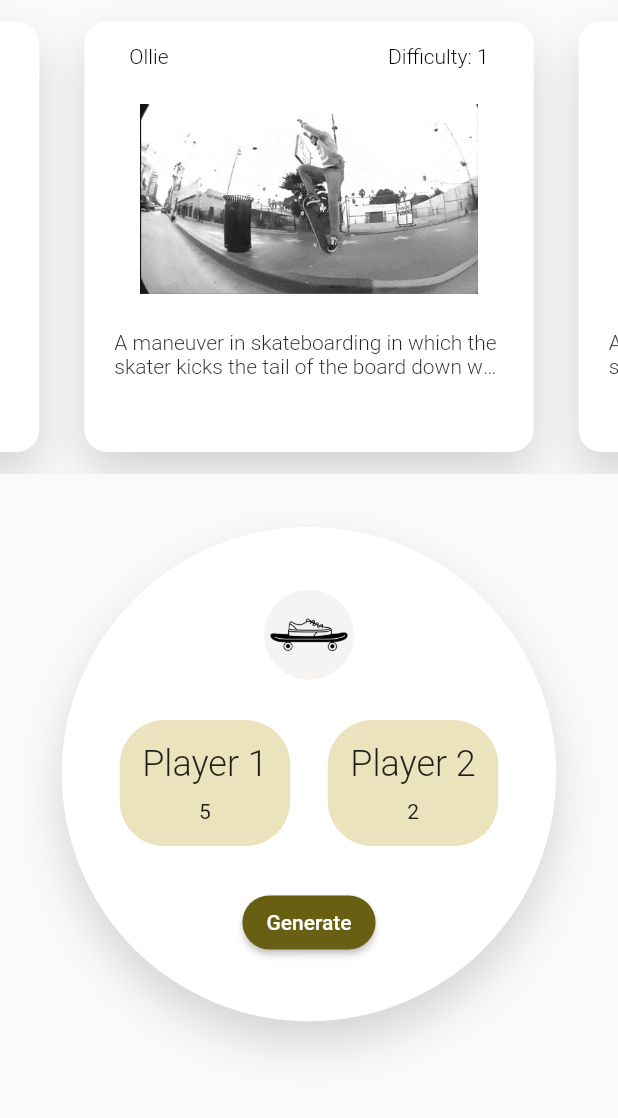
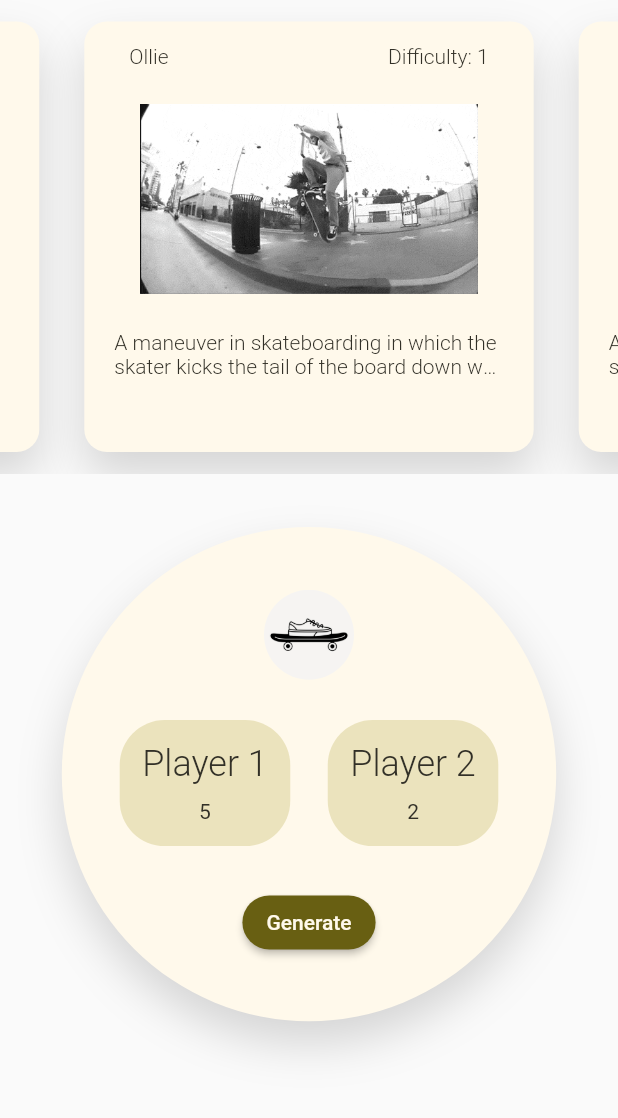
Before and after one commit to drewkubacki/tricktionary, a Flutter app: the screen it shows after launch, on a phone screen of 412 x 824 dp, the part 85-1203 px from its top. Run offline on Flutter 3.47's test engine with Material 2 defaults, Android fonts, the phone set to English and light mode, and no system bars; drawn by our look-alikes of carousel_slider; our stand-ins replace firebase_core, flutter_riverpod; accounts and stored records are empty.

Commit message:
Added Theme styling throughout the application and removed hardcoded colors

```diff
--- a/lib/widgets/score_tracker.dart
+++ b/lib/widgets/score_tracker.dart
@@ -18,7 +18,7 @@ class ScoreTracker extends ConsumerWidget {
       margin: const EdgeInsets.all(15),
       padding: const EdgeInsets.all(15),
       decoration: BoxDecoration(
-          color: Colors.white,
+          color: Theme.of(context).colorScheme.background,
           shape: BoxShape.circle,
           boxShadow: [
             BoxShadow(
@@ -30,6 +30,7 @@ class ScoreTracker extends ConsumerWidget {
       child: Column(
         mainAxisAlignment: MainAxisAlignment.spaceEvenly,
         children: [
+          //Creates the container in which the Image is rounded within
           Container(
             height: 60,
             width: 60,
@@ -40,7 +41,8 @@ class ScoreTracker extends ConsumerWidget {
                   fit: BoxFit.fill,
                 )),
           ),
-          //SizedBox(height: 10),
+
+          //Section which holds the player name and scores
           Row(
             mainAxisAlignment: MainAxisAlignment.center,
             children: [
@@ -51,14 +53,18 @@ class ScoreTracker extends ConsumerWidget {
                   borderRadius: BorderRadius.circular(30.0),
                 ),
                 child: Column(
-                  children: const [
+                  children: [
                     Text("Player 1",
                         style: TextStyle(
                           fontSize: 24,
                           fontWeight: FontWeight.w300,
+                          color: Theme.of(context).colorScheme.inverseSurface,
                         )),
-                    SizedBox(height: 10),
-                    Text("5"),
+                    const SizedBox(height: 10),
+                    Text("5",
+                        style: TextStyle(
+                          color: Theme.of(context).colorScheme.inverseSurface,
+                        )),
                   ],
                 ),
               ),
@@ -70,19 +76,24 @@ class ScoreTracker extends ConsumerWidget {
                   borderRadius: BorderRadius.circular(30.0),
                 ),
                 child: Column(
-                  children: const [
+                  children: [
                     Text("Player 2",
                         style: TextStyle(
                           fontSize: 24,
                           fontWeight: FontWeight.w300,
+                          color: Theme.of(context).colorScheme.inverseSurface,
                         )),
-                    SizedBox(height: 10),
-                    Text("2"),
+                    const SizedBox(height: 10),
+                    Text("2",
+                        style: TextStyle(
+                          color: Theme.of(context).colorScheme.inverseSurface,
+                        )),
                   ],
                 ),
               ),
             ],
           ),
+
           ElevatedButton(
             onPressed: scrollItemModel.scrollToItem,
             style: ButtonStyle(
@@ -92,7 +103,10 @@ class ScoreTracker extends ConsumerWidget {
                 ),
               ),
             ),
-            child: const Text("Generate"),
+            child: Text("Generate",
+                style: TextStyle(
+                  color: Theme.of(context).colorScheme.background,
+                )),
           ),
         ],
       ),
--- a/lib/widgets/trick_card.dart
+++ b/lib/widgets/trick_card.dart
@@ -15,7 +15,7 @@ class TrickCard extends ConsumerWidget {
       margin: const EdgeInsets.all(15),
       padding: const EdgeInsets.all(15),
       decoration: BoxDecoration(
-        color: Colors.white,
+        color: Theme.of(context).colorScheme.background,
         boxShadow: [
           BoxShadow(
             color: Colors.black.withOpacity(.15),
@@ -34,11 +34,13 @@ class TrickCard extends ConsumerWidget {
               children: [
                 Text(trick.name,
                     style: TextStyle(
-                        color: Colors.black, fontWeight: FontWeight.w300)),
+                        color: Theme.of(context).colorScheme.inverseSurface,
+                        fontWeight: FontWeight.w300)),
                 Spacer(),
                 Text("Difficulty: " + trick.difficulty.toString(),
                     style: TextStyle(
-                        color: Colors.black, fontWeight: FontWeight.w300)),
+                        color: Theme.of(context).colorScheme.inverseSurface,
+                        fontWeight: FontWeight.w300)),
               ],
             ),
           ),
@@ -52,8 +54,10 @@ class TrickCard extends ConsumerWidget {
             child: Text(
               trick.description,
               maxLines: 2,
-              style: const TextStyle(
-                  overflow: TextOverflow.ellipsis, fontWeight: FontWeight.w300),
+              style: TextStyle(
+                  color: Theme.of(context).colorScheme.inverseSurface,
+                  overflow: TextOverflow.ellipsis,
+                  fontWeight: FontWeight.w300),
             ),
           )
         ],
```
